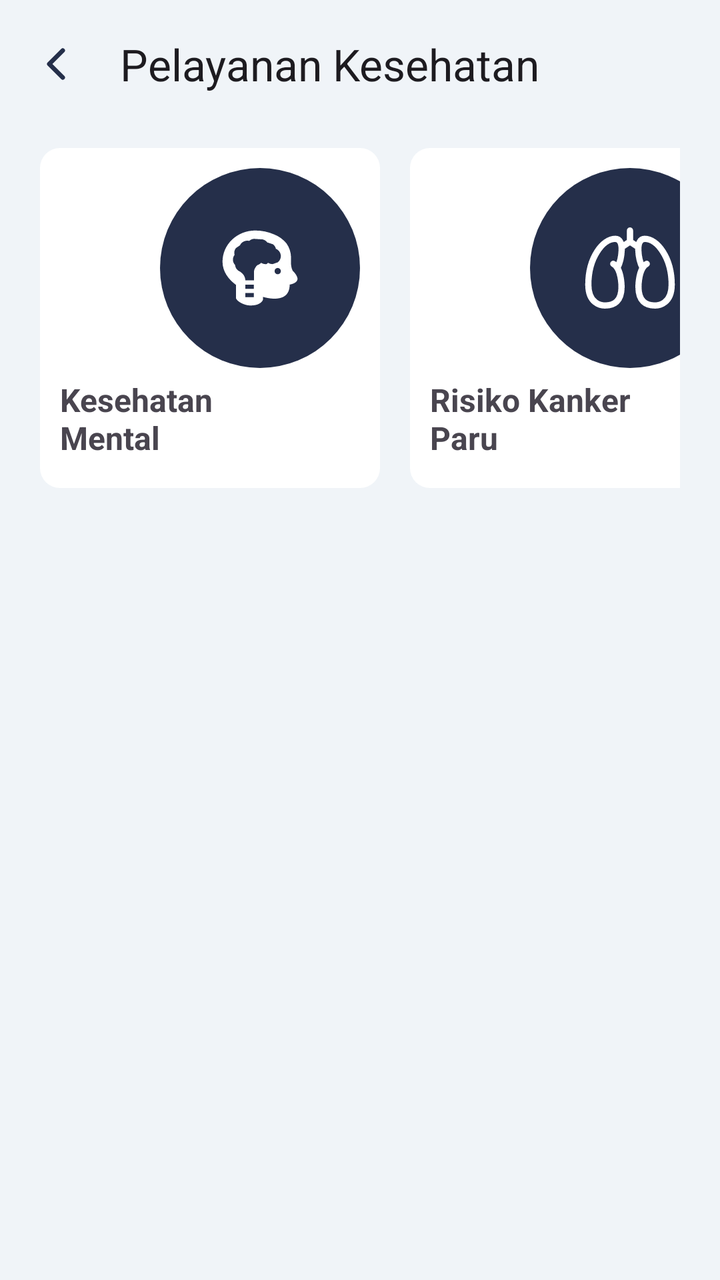
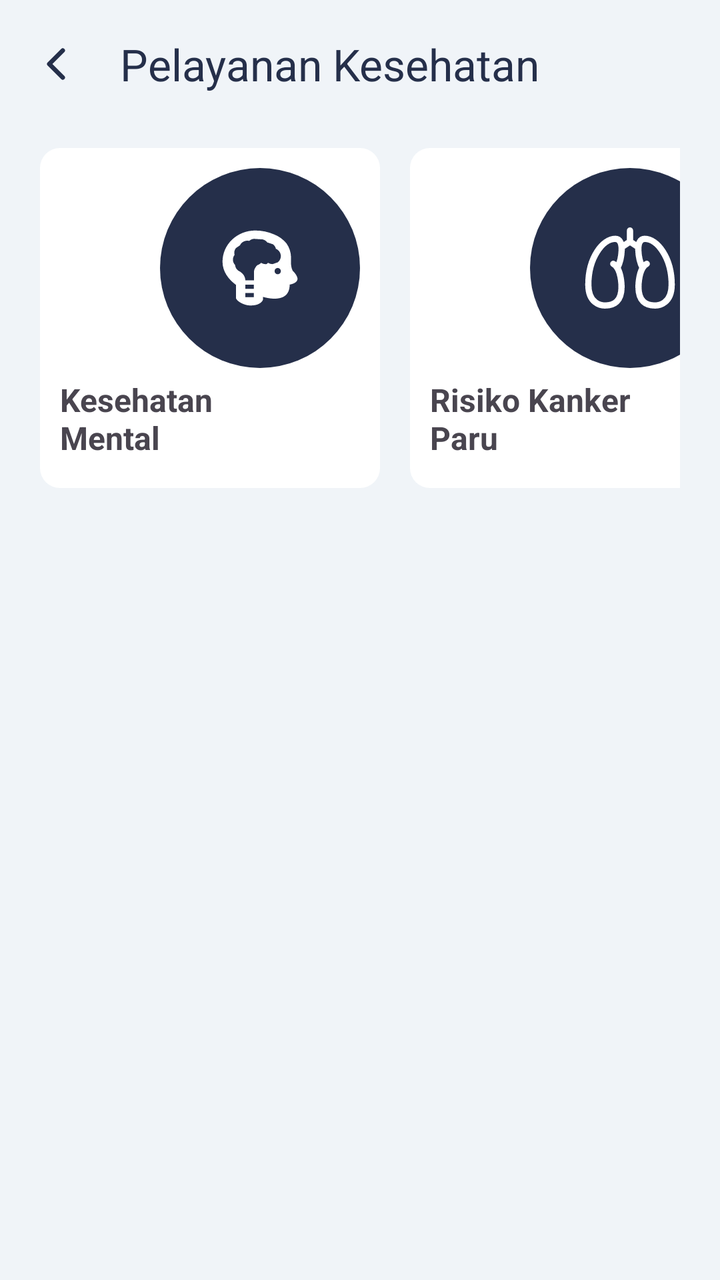

Screens rendered from an Android XML layout before and after an edit, with the pre-edit source and the edit as a unified diff.
<!-- AndroidManifest.xml: application theme Theme.PatientMobileApp -->
<!-- res/layout/activity_pelayanan_kesehatan.xml -->
<?xml version="1.0" encoding="utf-8"?>
<androidx.constraintlayout.widget.ConstraintLayout xmlns:android="http://schemas.android.com/apk/res/android"
    xmlns:app="http://schemas.android.com/apk/res-auto"
    xmlns:tools="http://schemas.android.com/tools"
    android:id="@+id/main"
    android:layout_width="match_parent"
    android:layout_height="match_parent"
    android:background="@color/abu"
    tools:context=".KesehatanKehamilan">
    <androidx.appcompat.widget.Toolbar
        android:id="@+id/kesehatan"
        android:layout_width="match_parent"
        android:layout_height="wrap_content"
        android:background="@color/abu"
        android:minHeight="?attr/actionBarSize"
        android:theme="?attr/actionBarTheme"
        app:layout_constraintEnd_toEndOf="parent"
        app:layout_constraintStart_toStartOf="parent"
        app:layout_constraintTop_toTopOf="parent"
        app:title="Pelayanan Kesehatan"
        app:navigationIcon="@drawable/ion_chevron_back" />
    <LinearLayout
        android:layout_width="match_parent"
        android:layout_height="wrap_content"
        android:layout_marginTop="10dp"
        android:layout_marginHorizontal="20dp"
        android:orientation="horizontal"
        app:layout_constraintEnd_toEndOf="parent"
        app:layout_constraintStart_toStartOf="parent"
        app:layout_constraintTop_toBottomOf="@+id/kesehatan">
        <LinearLayout
            android:padding="10dp"
            android:layout_width="170dp"
            android:layout_height="170dp"
            android:layout_marginRight="15dp"
            android:background="@drawable/shape_perfitur"
            android:orientation="vertical">

            <LinearLayout
                android:layout_width="100dp"
                android:layout_height="100dp"
                android:layout_gravity="end"
                android:background="@drawable/shape_circle">

                <ImageView
                    android:id="@+id/imageView40"
                    android:layout_width="wrap_content"
                    android:layout_height="wrap_content"
                    android:layout_gravity="center_vertical"
                    android:layout_weight="1"
                    app:srcCompat="@drawable/kesehatan_mental_putih" />
            </LinearLayout>

            <TextView
                android:layout_width="120dp"
                android:layout_height="wrap_content"
                android:layout_marginTop="5dp"
                android:text="Kesehatan Mental"
                android:textAlignment="textStart"
                android:textSize="16sp"
                android:textStyle="bold" />
        </LinearLayout>
        <LinearLayout
            android:padding="10dp"
            android:layout_width="170dp"
            android:layout_height="170dp"
            android:background="@drawable/shape_perfitur"
            android:orientation="vertical">

            <LinearLayout
                android:layout_width="100dp"
                android:layout_height="100dp"
                android:layout_gravity="end"
                android:background="@drawable/shape_circle">

                <ImageView
                    android:id="@+id/imageView41"
                    android:layout_width="wrap_content"
                    android:layout_height="wrap_content"
                    android:layout_gravity="center_vertical"
                    android:layout_weight="1"
                    app:srcCompat="@drawable/paru_putih" />
            </LinearLayout>

            <TextView
                android:layout_width="120dp"
                android:layout_height="wrap_content"
                android:layout_marginTop="5dp"
                android:text="Risiko Kanker Paru"
                android:textAlignment="textStart"
                android:textSize="16sp"
                android:textStyle="bold" />
        </LinearLayout>
    </LinearLayout>
</androidx.constraintlayout.widget.ConstraintLayout>
<!-- resources referenced by this layout -->
<resources>
  <color name="abu">#F0F4F8</color>
  <!-- drawable ion_chevron_back (drawable) -->
  <vector xmlns:android="http://schemas.android.com/apk/res/android"
      android:width="24dp"
      android:height="24dp"
      android:viewportWidth="24"
      android:viewportHeight="24">
    <path
        android:pathData="M15.375,5.25L8.625,12L15.375,18.75"
        android:strokeLineJoin="round"
        android:strokeWidth="2.25"
        android:fillColor="#00000000"
        android:strokeColor="#252F4A"
        android:strokeLineCap="round"/>
  </vector>
  <!-- drawable kesehatan_mental_putih: vector/xml drawable (drawable, 2582 chars, omitted) -->
  <!-- drawable paru_putih (drawable) -->
  <vector xmlns:android="http://schemas.android.com/apk/res/android"
      android:width="50dp"
      android:height="50dp"
      android:viewportWidth="50"
      android:viewportHeight="50">
    <path
        android:pathData="M16.621,22.917C17.475,23.346 18.156,24.087 18.696,24.99M18.696,24.99C20.771,28.469 20.771,34.375 20.771,34.375C20.771,41.667 17.054,43.75 12.469,43.75C10.396,43.75 4.167,42.708 4.167,33.333C4.167,19.792 11.431,10.417 17.658,10.417C22.638,10.417 20.775,20.833 18.696,24.99ZM33.379,22.917C32.521,23.346 31.842,24.087 31.302,24.99M31.302,24.99C29.227,28.469 29.227,34.375 29.227,34.375C29.227,41.667 32.944,43.75 37.529,43.75C39.606,43.75 45.833,42.708 45.833,33.333C45.833,19.792 38.569,10.417 32.34,10.417C27.358,10.417 29.229,20.833 31.302,24.99ZM29.167,14.583L25,11.806M25,11.806L20.833,14.583M25,11.806V6.25"
        android:strokeLineJoin="round"
        android:strokeWidth="3.125"
        android:fillColor="#00000000"
        android:strokeColor="#ffffff"
        android:strokeLineCap="round"/>
  </vector>
  <!-- drawable shape_circle (drawable) -->
  <?xml version="1.0" encoding="utf-8"?>
  <shape android:shape="oval" xmlns:android="http://schemas.android.com/apk/res/android">
      <solid android:color="@color/biruTua"/>
      <size android:height="50dp" android:width="50dp"/>
  
  </shape>
  <!-- drawable shape_perfitur (drawable) -->
  <?xml version="1.0" encoding="utf-8"?>
  <shape xmlns:android="http://schemas.android.com/apk/res/android">
      <solid android:color="@color/white"/>
      <corners android:radius="10dp"/>
  
  </shape>
  <style name="Theme.PatientMobileApp" parent="Base.Theme.PatientMobileApp" />
  <color name="biruTua">#252F4A</color>
  <color name="white">#FFFFFFFF</color>
  <style name="Base.Theme.PatientMobileApp" parent="Theme.Material3.DayNight.NoActionBar">
          
          <item name="colorPrimary">@color/biruTua</item>
      </style>
</resources>

<!-- the commit's change to res/layout/activity_pelayanan_kesehatan.xml (unified diff, before → after) -->
@@ -13,11 +13,11 @@
         android:layout_height="wrap_content"
         android:background="@color/abu"
         android:minHeight="?attr/actionBarSize"
-        android:theme="?attr/actionBarTheme"
         app:layout_constraintEnd_toEndOf="parent"
         app:layout_constraintStart_toStartOf="parent"
         app:layout_constraintTop_toTopOf="parent"
         app:title="Pelayanan Kesehatan"
+        app:titleTextColor="@color/biruTua"
         app:navigationIcon="@drawable/ion_chevron_back" />
     <LinearLayout
         android:layout_width="match_parent"
<!-- resource entries referenced after the edit -->
@@ -50,6 +50,9 @@
   <style name="Base.Theme.PatientMobileApp" parent="Theme.Material3.DayNight.NoActionBar">
           
           <item name="colorPrimary">@color/biruTua</item>
+          <item name="actionBarTheme">@style/ThemeOverlay.Material3.ActionBar</item>
+          <item name="android:windowBackground">@color/abu</item>
+          <item name="android:forceDarkAllowed" tools:targetApi="q">false</item>
       </style>
 </resources>
 
